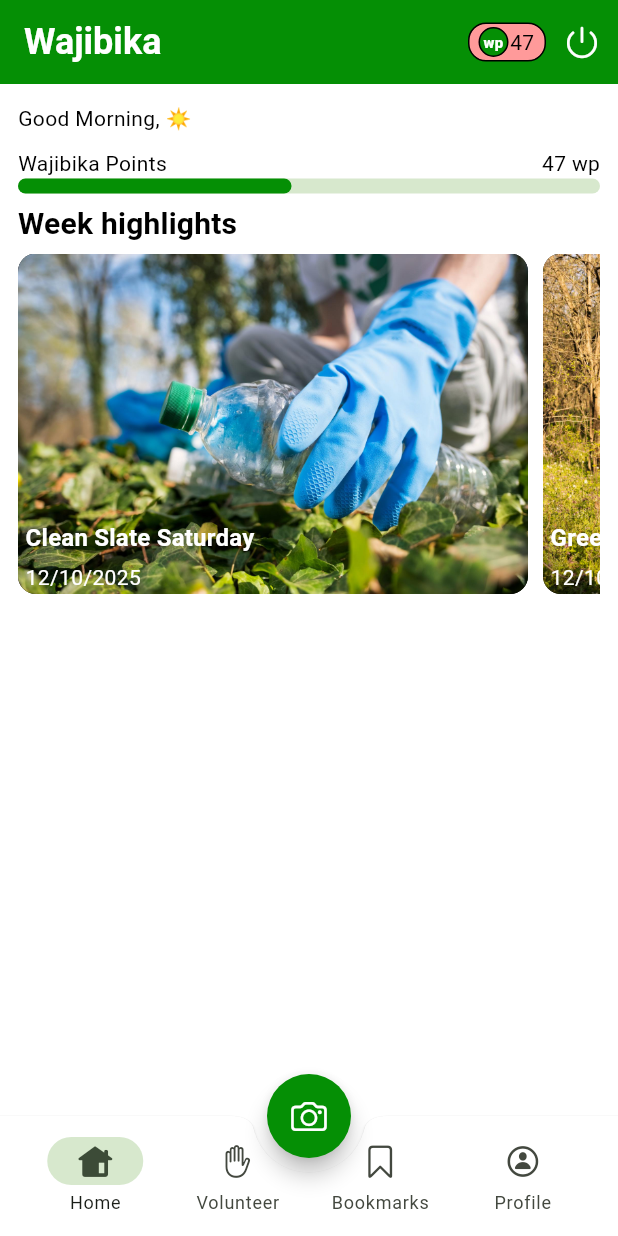
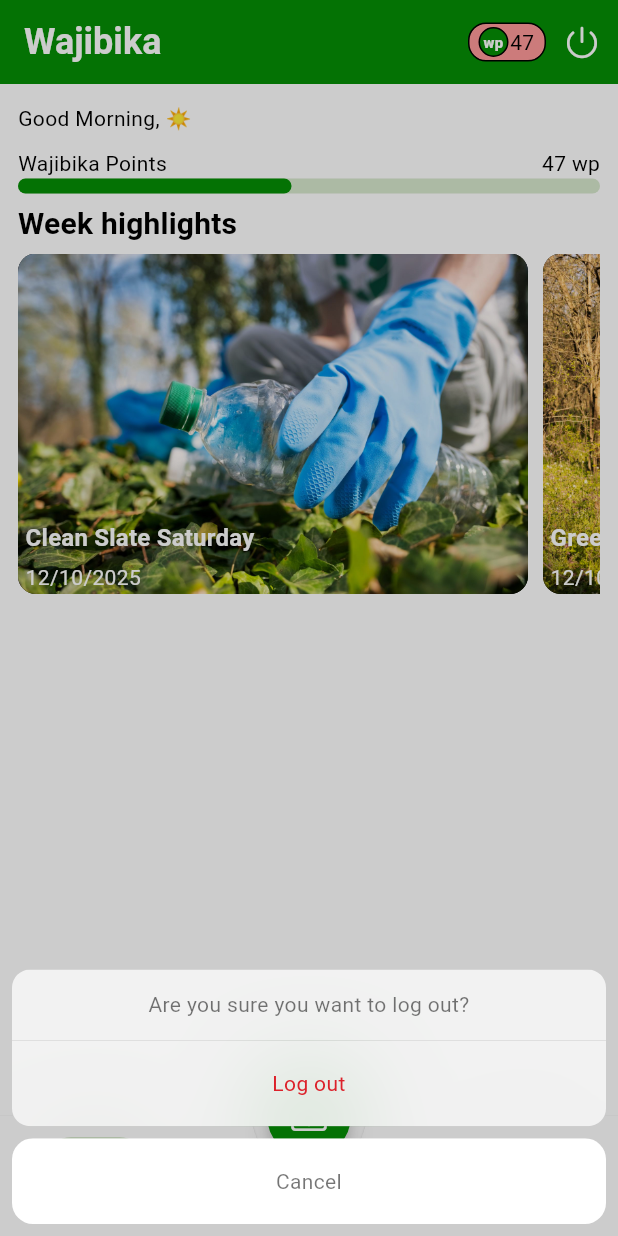
Before and after one commit to H-Munene/Wajibika_Mobile, a Flutter app: the BottomNav screen opened directly, after a tap on an icon or button, on a phone screen of 412 x 824 dp. Run offline on Flutter 3.47's test engine with Material 3 defaults, Android fonts, the phone set to English and light mode, and no system bars; our stand-ins replace bloc, cherry_toast, fluentui_system_icons, flutter_bloc, flutter_heatmap_calendar, font_awesome_flutter and 7 more; accounts and stored records are empty; project files that could hold a hidden picture were left out.

Commit message:
feat: cupertino logout action sheet

```diff
--- a/lib/core/theme/colors.dart
+++ b/lib/core/theme/colors.dart
@@ -18,4 +18,5 @@ class AppColors {
   static const Color initialLinearProgressIndicatorColor = Color(0xFF760000);
   static const Color middleLinearProgressIndicatorColor = Color(0xFF5F8B4C);
   static const Color wajibikaIconBackgroundColor = Color(0xFFFF9A9A);
+  static Color? greyText = Colors.black54;
 }
--- a/lib/presentation/pages/auth/bottom_nav.dart
+++ b/lib/presentation/pages/auth/bottom_nav.dart
@@ -1,10 +1,12 @@
+import 'package:bloc_clean_arch/core/core.dart';
 import 'package:bloc_clean_arch/presentation/bloc/auth/auth_bloc.dart';
 import 'package:bloc_clean_arch/presentation/bloc/report_media/media_bloc.dart';
 import 'package:bloc_clean_arch/presentation/pages/auth/login.dart';
 import 'package:bloc_clean_arch/presentation/pages/auth/screens/home/home_feed.dart';
 import 'package:bloc_clean_arch/presentation/pages/auth/screens/profile/profile.dart';
-import 'package:bloc_clean_arch/presentation/widgets/custom_media_selection_bottom_sheet.dart';
+import 'package:bloc_clean_arch/presentation/widgets/custom_bottom_sheet.dart';
 import 'package:bloc_clean_arch/presentation/widgets/wajibika_points_icon.dart';
+import 'package:bloc_clean_arch/presentation/widgets/widgets.dart';
 import 'package:flutter/cupertino.dart';
 import 'package:flutter/material.dart';
 import 'package:flutter_bloc/flutter_bloc.dart';
@@ -46,7 +48,15 @@ class _BottomNavState extends State<BottomNav> {
         actions: [
           // TODO: get from user model
           const WajibikaPointsIcon(wajibikaPoints: '47'),
-          IconButton(onPressed: () {}, icon: const Icon(CupertinoIcons.power)),
+          IconButton(
+            onPressed:
+                () => CustomBottomAppSheet.cupertinoLogoutBottomSheet(
+                  onLogoutPressed:
+                      () => context.read<AuthBloc>().add(AuthSignOut()),
+                  context: context,
+                ),
+            icon: const Icon(CupertinoIcons.power),
+          ),
         ],
       ),
       floatingActionButtonLocation: FloatingActionButtonLocation.centerDocked,
--- a/lib/presentation/widgets/custom_media_selection_bottom_sheet.dart
+++ b/lib/presentation/widgets/custom_bottom_sheet.dart
@@ -1,8 +1,11 @@
 import 'dart:async';
 
 import 'package:bloc_clean_arch/core/core.dart';
+import 'package:bloc_clean_arch/presentation/bloc/auth/auth_bloc.dart';
+import 'package:bloc_clean_arch/presentation/widgets/widgets.dart';
 import 'package:flutter/cupertino.dart';
 import 'package:flutter/material.dart';
+import 'package:flutter_bloc/flutter_bloc.dart';
 
 class CustomBottomAppSheet {
   static FutureOr<void> mediaSelectionBottomSheet({
@@ -92,4 +95,51 @@ class CustomBottomAppSheet {
       },
     );
   }
+
+  static FutureOr<void> cupertinoLogoutBottomSheet({
+    required BuildContext context,
+    required VoidCallback onLogoutPressed,
+  }) async {
+    final textTheme = Theme.of(context).textTheme.bodyMedium;
+
+    await showCupertinoModalPopup<void>(
+      context: context,
+      builder:
+          (context) => BlocBuilder<AuthBloc, AuthState>(
+            builder: (context, state) {
+              return CupertinoActionSheet(
+                title: Text(
+                  'Are you sure you want to log out?',
+                  style: textTheme?.copyWith(color: AppColors.greyText),
+                ),
+                actions: [
+                  CupertinoActionSheetAction(
+                    isDefaultAction: true,
+                    onPressed: onLogoutPressed,
+                    child:
+                        state is AuthLoading
+                            ? const CustomLoadingIndicator(
+                              color: AppColors.errorColor,
+                            )
+                            : Text(
+                              'Log out',
+                              style: textTheme?.copyWith(
+                                color: AppColors.errorColor,
+                              ),
+                            ),
+                  ),
+                ],
+
+                cancelButton: CupertinoActionSheetAction(
+                  onPressed: () => Navigator.of(context).pop(context),
+                  child: Text(
+                    'Cancel',
+                    style: textTheme?.copyWith(color: AppColors.greyText),
+                  ),
+                ),
+              );
+            },
+          ),
+    );
+  }
 }
--- a/lib/presentation/widgets/widgets.dart
+++ b/lib/presentation/widgets/widgets.dart
@@ -3,5 +3,5 @@ export 'custom_text_form_field.dart';
 export 'custom_button.dart';
 export 'custom_richtext.dart';
 export 'custom_loading_indicator.dart';
-export 'custom_media_selection_bottom_sheet.dart';
+export 'custom_bottom_sheet.dart';
 export 'custom_user_avatar.dart';
```
